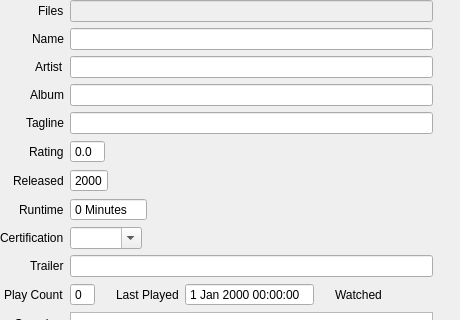
Above: src/ui/concerts/ConcertInfoWidget.ui from Komet/MediaElch before the change; both pictures show x 0 to 460 and y 0 to 320 of the 460 by 570 pixel window. Below: the same form after it.
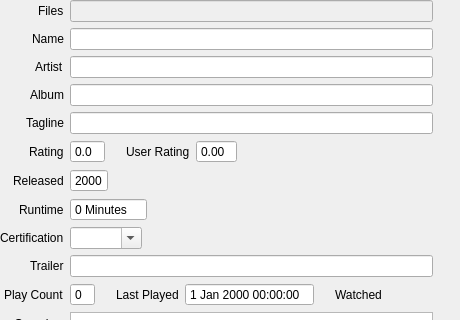
That is the form after the change. Custom widgets are drawn as their Qt base class.

Commit message:
[Concerts] Add user-rating to GUI
 - read and write user-rating (NFO)
 - add text field to GUI

What changed in the file:
```diff
--- a/src/ui/concerts/ConcertInfoWidget.ui
+++ b/src/ui/concerts/ConcertInfoWidget.ui
@@ -101,6 +101,8 @@
      </widget>
     </item>
     <item row="5" column="1">
+     <layout class="QHBoxLayout" name="horizontalLayout_19">
+      <item>
      <widget class="QDoubleSpinBox" name="rating">
       <property name="buttonSymbols">
        <enum>QAbstractSpinBox::NoButtons</enum>
@@ -112,6 +114,44 @@
        <double>10.000000000000000</double>
       </property>
      </widget>
+      </item>
+      <item>
+       <spacer name="horizontalSpacer_userRating">
+        <property name="orientation">
+         <enum>Qt::Horizontal</enum>
+        </property>
+        <property name="sizeType">
+         <enum>QSizePolicy::Fixed</enum>
+        </property>
+        <property name="sizeHint" stdset="0">
+         <size>
+          <width>15</width>
+          <height>20</height>
+         </size>
+        </property>
+       </spacer>
+      </item>
+      <item>
+       <widget class="QLabel" name="lblUserRating">
+        <property name="text">
+         <string>User Rating</string>
+        </property>
+       </widget>
+      </item>
+      <item>
+       <widget class="QDoubleSpinBox" name="userRating">
+        <property name="buttonSymbols">
+         <enum>QAbstractSpinBox::NoButtons</enum>
+        </property>
+        <property name="decimals">
+         <number>2</number>
+        </property>
+        <property name="maximum">
+         <double>10.000000000000000</double>
+        </property>
+       </widget>
+      </item>
+     </layout>
     </item>
     <item row="6" column="0">
      <widget class="QLabel" name="lbl_released">
```
Lines whose indentation alone changed are shown as unchanged. The commit also changes 7 other files.
